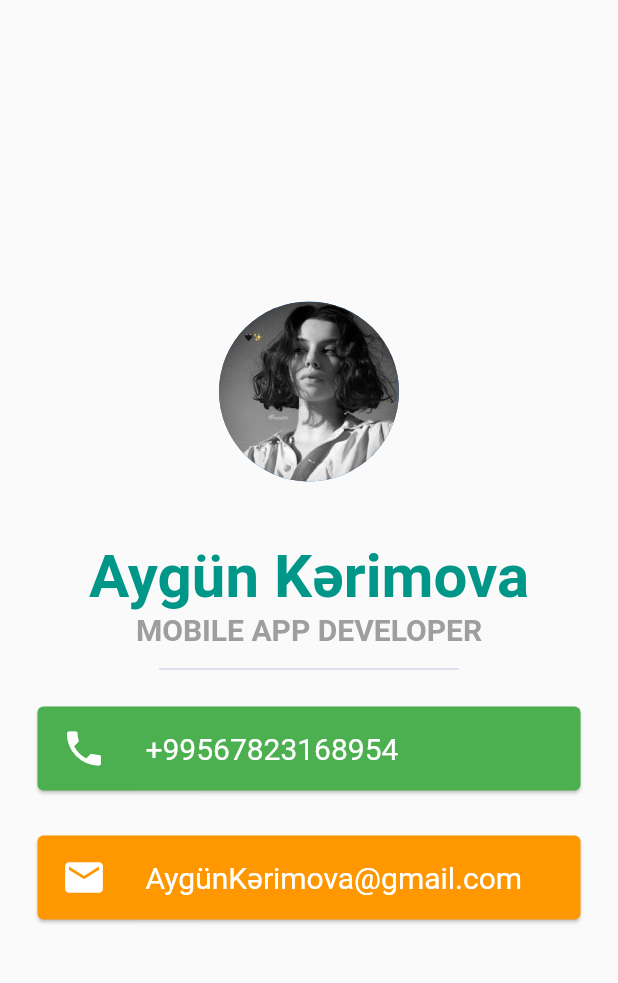
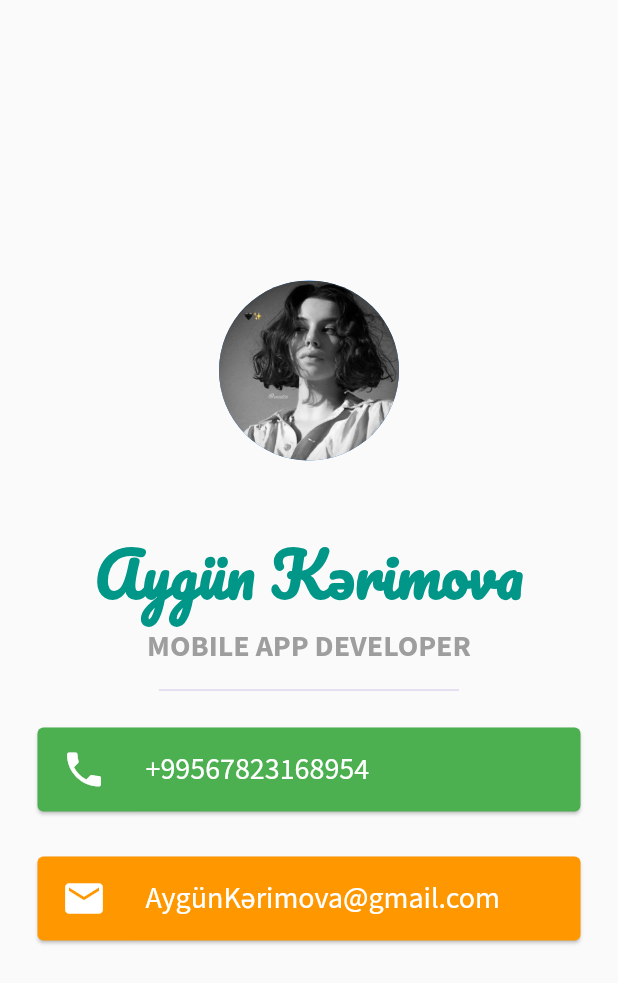
Before and after one commit to ArezoMansouri/My_card, a Flutter app: the screen it shows after launch, on a phone screen of 412 x 824 dp. Shown: the top 983 px of the screen. Run offline on Flutter 3.47's test engine with Material 2 defaults, Android fonts, the phone set to English and light mode, and no system bars; our stand-ins replace google_fonts.

Commit message:
add GoogleFonts

```diff
--- a/lib/main.dart
+++ b/lib/main.dart
@@ -27,14 +27,14 @@ class MyApp extends StatelessWidget {
             ),
             Text(
               "Aygün Kərimova",
-              style: TextStyle(
+              style: GoogleFonts.pacifico(
                   fontSize: 40,
                   color: Colors.teal,
                   fontWeight: FontWeight.bold),
             ),
             Text(
               "MOBILE APP DEVELOPER",
-              style:TextStyle(
+              style:GoogleFonts.sourceSansPro(
                   fontSize: 20,
                   color: Colors.grey,
                   fontWeight: FontWeight.bold),
@@ -56,7 +56,7 @@ class MyApp extends StatelessWidget {
                 ),
                 title: Text(
                   "+99567823168954",
-                  style: TextStyle(
+                  style: GoogleFonts.sourceSansPro(
                     fontSize: 20,
                     color: Colors.white,
                   ),
@@ -77,7 +77,7 @@ class MyApp extends StatelessWidget {
                 ),
                 title: Text(
                   "AygünKərimova@gmail.com",
-                  style: TextStyle(fontSize: 20, color: Colors.white),
+                  style: GoogleFonts.sourceSansPro(fontSize: 20, color: Colors.white),
                 ),
               ),
             ),
```
